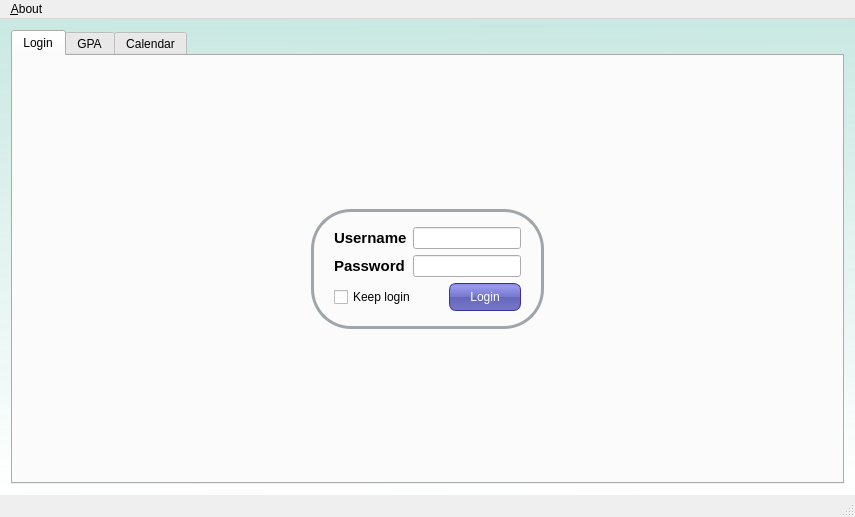
liranbg/JCEaverageCalculator, file main/mainscreen.ui: the form before one commit.
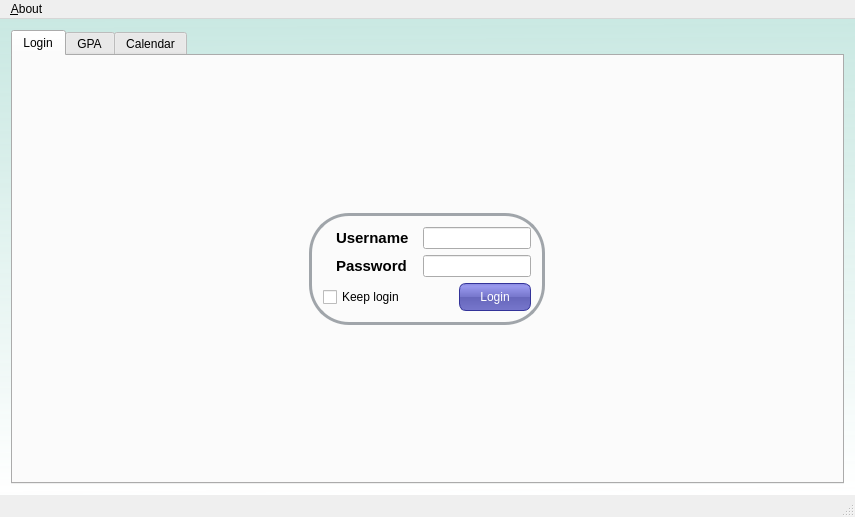
The form after the commit. Icons and pictures are not drawn.

The edit to the form file:
```diff
--- a/main/mainscreen.ui
+++ b/main/mainscreen.ui
@@ -45,7 +45,7 @@
    <property name="styleSheet">
     <string notr="true"/>
    </property>
-   <layout class="QHBoxLayout" name="horizontalLayout_3">
+   <layout class="QVBoxLayout" name="verticalLayout_4">
     <item>
      <widget class="QTabWidget" name="tabWidget">
       <property name="enabled">
@@ -153,23 +153,8 @@
           <property name="frameShadow">
            <enum>QFrame::Raised</enum>
           </property>
-          <layout class="QGridLayout" name="gridLayout">
-           <property name="sizeConstraint">
-            <enum>QLayout::SetDefaultConstraint</enum>
-           </property>
-           <property name="leftMargin">
-            <number>20</number>
-           </property>
-           <property name="topMargin">
-            <number>15</number>
-           </property>
-           <property name="rightMargin">
-            <number>20</number>
-           </property>
-           <property name="bottomMargin">
-            <number>15</number>
-           </property>
-           <item row="2" column="0">
+          <layout class="QGridLayout" name="gridLayout_7">
+           <item row="1" column="0">
             <layout class="QHBoxLayout" name="loginButtonHorizontalLayout">
              <item>
               <widget class="QCheckBox" name="keepLogin">
@@ -197,32 +182,47 @@
             </layout>
            </item>
            <item row="0" column="0">
-            <layout class="QVBoxLayout" name="verticalLayout">
-             <property name="leftMargin">
-              <number>0</number>
-             </property>
-             <item>
               <layout class="QGridLayout" name="gridLayout_5">
+             <item row="0" column="0" rowspan="3" colspan="2">
+              <layout class="QGridLayout" name="gridLayout_2">
+               <item row="0" column="0">
+                <layout class="QGridLayout" name="gridLayout">
+                 <item row="0" column="0">
+                  <widget class="QLabel" name="labelUsrInputStatus">
+                   <property name="maximumSize">
+                    <size>
+                     <width>20</width>
+                     <height>20</height>
+                    </size>
+                   </property>
+                   <property name="text">
+                    <string/>
+                   </property>
+                  </widget>
+                 </item>
+                 <item row="2" column="2">
+                  <widget class="QLineEdit" name="pswdLineEdit">
+                   <property name="sizePolicy">
+                    <sizepolicy hsizetype="Fixed" vsizetype="Fixed">
+                     <horstretch>0</horstretch>
+                     <verstretch>0</verstretch>
+                    </sizepolicy>
+                   </property>
+                   <property name="inputMethodHints">
+                    <set>Qt::ImhHiddenText|Qt::ImhNoAutoUppercase|Qt::ImhNoPredictiveText|Qt::ImhSensitiveData</set>
+                   </property>
+                   <property name="maxLength">
+                    <number>20</number>
+                   </property>
+                   <property name="echoMode">
+                    <enum>QLineEdit::Password</enum>
+                   </property>
+                   <property name="clearButtonEnabled">
+                    <bool>true</bool>
+                   </property>
+                  </widget>
+                 </item>
                <item row="0" column="1">
-                <widget class="QLineEdit" name="usrnmLineEdit">
-                 <property name="sizePolicy">
-                  <sizepolicy hsizetype="Fixed" vsizetype="Fixed">
-                   <horstretch>0</horstretch>
-                   <verstretch>0</verstretch>
-                  </sizepolicy>
-                 </property>
-                 <property name="inputMethodHints">
-                  <set>Qt::ImhLatinOnly|Qt::ImhNoPredictiveText</set>
-                 </property>
-                 <property name="maxLength">
-                  <number>20</number>
-                 </property>
-                 <property name="clearButtonEnabled">
-                  <bool>true</bool>
-                 </property>
-                </widget>
-               </item>
-               <item row="0" column="0">
                 <widget class="QLabel" name="usrnmLabel">
                  <property name="sizePolicy">
                   <sizepolicy hsizetype="Minimum" vsizetype="Minimum">
@@ -230,6 +230,12 @@
                    <verstretch>0</verstretch>
                   </sizepolicy>
                  </property>
+                   <property name="minimumSize">
+                    <size>
+                     <width>81</width>
+                     <height>0</height>
+                    </size>
+                   </property>
                  <property name="text">
                   <string>Username</string>
                  </property>
@@ -238,17 +244,26 @@
                  </property>
                 </widget>
                </item>
-              </layout>
-             </item>
-             <item>
-              <layout class="QHBoxLayout" name="pswdHorizontalLayout">
-               <property name="spacing">
-                <number>0</number>
-               </property>
-               <property name="leftMargin">
-                <number>0</number>
-               </property>
-               <item>
+                 <item row="0" column="2">
+                  <widget class="QLineEdit" name="usrnmLineEdit">
+                   <property name="sizePolicy">
+                    <sizepolicy hsizetype="Fixed" vsizetype="Fixed">
+                     <horstretch>0</horstretch>
+                     <verstretch>0</verstretch>
+                    </sizepolicy>
+                   </property>
+                   <property name="inputMethodHints">
+                    <set>Qt::ImhLatinOnly|Qt::ImhNoPredictiveText</set>
+                   </property>
+                   <property name="maxLength">
+                    <number>20</number>
+                   </property>
+                   <property name="clearButtonEnabled">
+                    <bool>true</bool>
+                   </property>
+                  </widget>
+                 </item>
+                 <item row="2" column="1">
                 <widget class="QLabel" name="pswdLabel">
                  <property name="sizePolicy">
                   <sizepolicy hsizetype="Minimum" vsizetype="Minimum">
@@ -256,6 +271,12 @@
                    <verstretch>0</verstretch>
                   </sizepolicy>
                  </property>
+                   <property name="minimumSize">
+                    <size>
+                     <width>81</width>
+                     <height>0</height>
+                    </size>
+                   </property>
                  <property name="text">
                   <string>Password</string>
                  </property>
@@ -264,27 +285,14 @@
                  </property>
                 </widget>
                </item>
-               <item>
-                <widget class="QLineEdit" name="pswdLineEdit">
-                 <property name="sizePolicy">
-                  <sizepolicy hsizetype="Fixed" vsizetype="Fixed">
-                   <horstretch>0</horstretch>
-                   <verstretch>0</verstretch>
-                  </sizepolicy>
-                 </property>
-                 <property name="inputMethodHints">
-                  <set>Qt::ImhHiddenText|Qt::ImhNoAutoUppercase|Qt::ImhNoPredictiveText|Qt::ImhSensitiveData</set>
-                 </property>
-                 <property name="maxLength">
-                  <number>20</number>
-                 </property>
-                 <property name="echoMode">
-                  <enum>QLineEdit::Password</enum>
-                 </property>
-                 <property name="clearButtonEnabled">
-                  <bool>true</bool>
-                 </property>
-                </widget>
+                 <item row="2" column="0">
+                  <widget class="QLabel" name="labelPswInputStatus">
+                   <property name="text">
+                    <string/>
+                   </property>
+                  </widget>
+                 </item>
+                </layout>
                </item>
               </layout>
              </item>
```
Left out of the diff: 10 changed lines with no effect on the pictures. Lines whose indentation alone changed are shown as unchanged.
